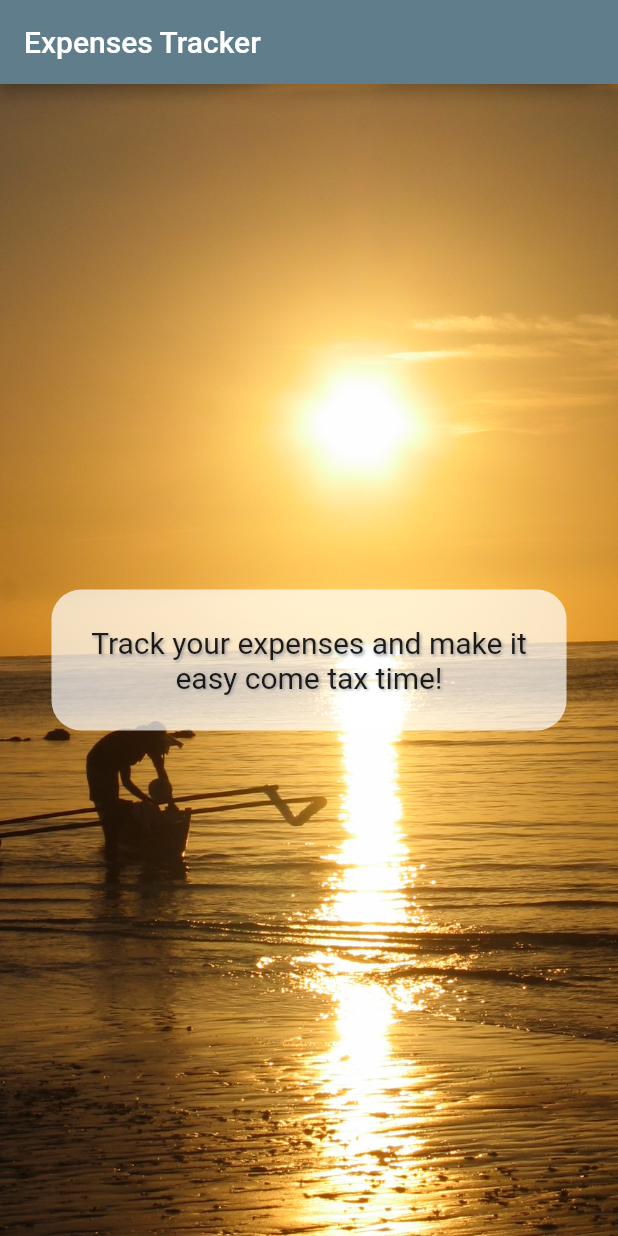
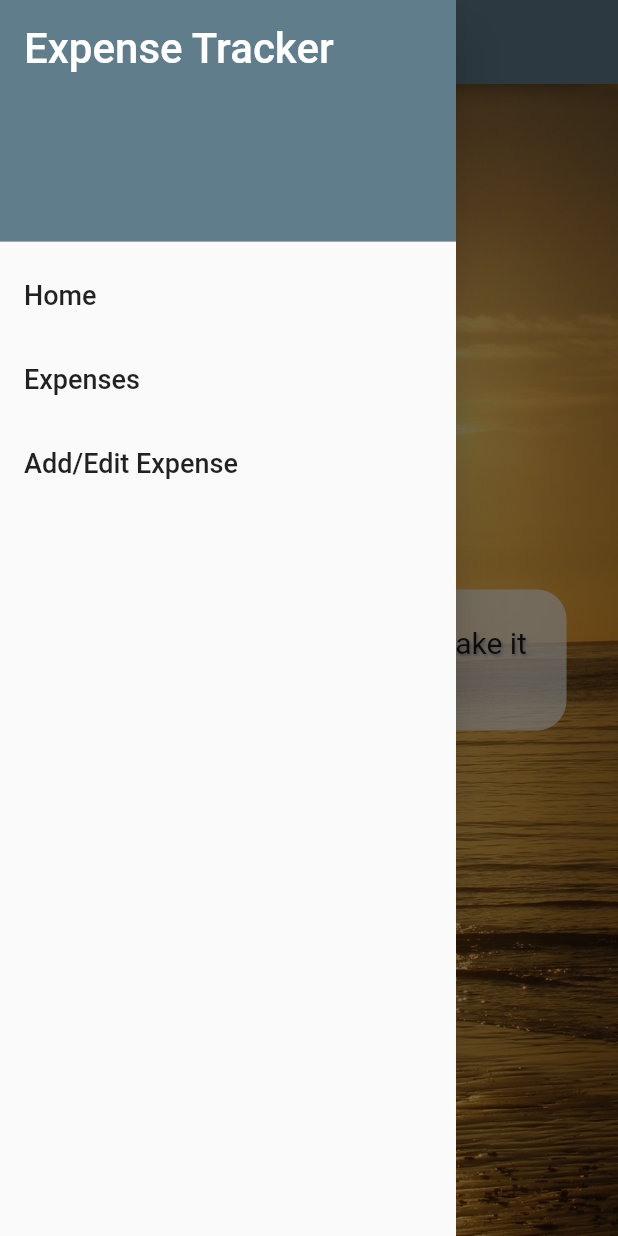
Before and after one commit to deanagan/expenses_tracker, a Flutter app: the screen it shows after launch, with the side drawer open (before the commit the screen has no drawer), on a phone screen of 412 x 824 dp. Run offline on Flutter 3.47's test engine with Material 2 defaults, Android fonts, the light colour scheme and no system bars.

Commit message:
Add menu drawer

```diff
--- a/lib/screens/intro_screen.dart
+++ b/lib/screens/intro_screen.dart
@@ -1,4 +1,5 @@
 import 'package:flutter/material.dart';
+import 'package:expenses_tracker/shared/menu_drawer.dart';
 
 class IntroScreen extends StatelessWidget {
   const IntroScreen({Key? key}) : super(key: key);
@@ -7,6 +8,7 @@ class IntroScreen extends StatelessWidget {
   Widget build(BuildContext context) {
     return Scaffold(
         appBar: AppBar(title: const Text('Expenses Tracker')),
+        drawer: const MenuDrawer(),
         body: Container(
           decoration: const BoxDecoration(
             image: DecorationImage(
--- /dev/null
+++ b/lib/shared/menu_drawer.dart
@@ -0,0 +1,29 @@
+import 'package:flutter/material.dart';
+
+class MenuDrawer extends StatelessWidget {
+  const MenuDrawer({Key? key}) : super(key: key);
+
+  @override
+  Widget build(BuildContext context) {
+    return Drawer(
+        child: ListView(
+      children: buildMenuItems(context),
+    ));
+  }
+
+  List<Widget> buildMenuItems(BuildContext context) {
+    final List<String> menuTitles = ['Home', 'Expenses', 'Add/Edit Expense'];
+    List<Widget> menuItems = [];
+    menuItems.add(const DrawerHeader(
+        decoration: BoxDecoration(color: Colors.blueGrey),
+        child: Text('Expense Tracker',
+            style: TextStyle(color: Colors.white, fontSize: 28))));
+
+    for (var element in menuTitles) {
+      menuItems.add(ListTile(
+          title: Text(element, style: const TextStyle(fontSize: 18)),
+          onTap: () {}));
+    }
+    return menuItems;
+  }
+}
```
